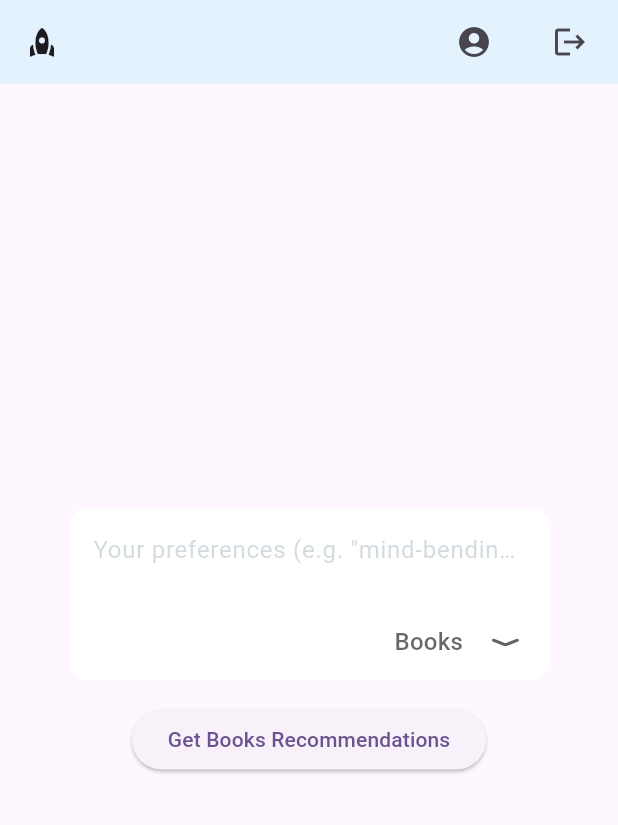
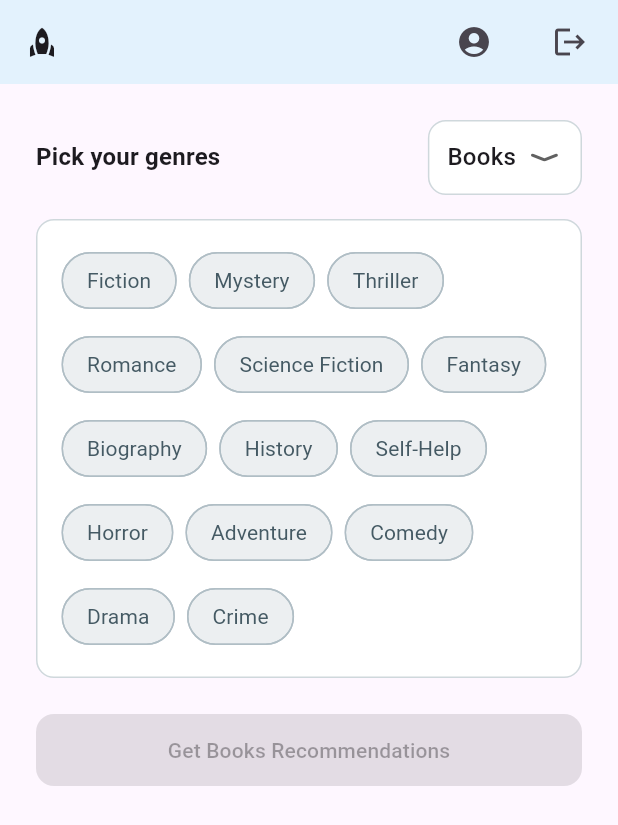
Before and after one commit to editorbot/Book_Recomm, a Flutter app: the screen it shows after launch, on a phone screen of 412 x 824 dp. Shown: the top 825 px of the screen. Run offline on Flutter 3.47's test engine with Material 3 defaults, Android fonts, the phone set to English and light mode, and no system bars; our stand-ins replace flutter_spinkit.

Commit message:
first commit

```diff
--- a/lib/main.dart
+++ b/lib/main.dart
@@ -1,5 +1,6 @@
 import 'package:aws_book/screens/main_screen.dart';
 import 'package:aws_book/screens/main_screen2.dart';
+import 'package:aws_book/screens/main_screen3.dart';
 import 'package:flutter/material.dart';
 
 void main() {
@@ -32,7 +33,7 @@ class MyApp extends StatelessWidget {
         // tested with just a hot reload.
         colorScheme: .fromSeed(seedColor: Colors.deepPurple),
       ),
-      home: MainScreen(type: 'Books'),
+      home: RecScreen(type: 'Books'),
       debugShowCheckedModeBanner: false,
     );
   }
--- /dev/null
+++ b/lib/screens/main_screen3.dart
@@ -0,0 +1,366 @@
+import 'package:aws_book/models/recommendation.dart';
+import 'package:aws_book/services/recommendation_service.dart';
+import 'package:flutter/cupertino.dart';
+import 'package:flutter/material.dart';
+import 'package:flutter_spinkit/flutter_spinkit.dart';
+
+class RecScreen extends StatefulWidget {
+  final String type; // 'Books' or 'Movies'
+
+  const RecScreen({super.key, required this.type});
+
+  @override
+  State<RecScreen> createState() => _RecScreenState();
+}
+
+class _RecScreenState extends State<RecScreen> {
+  final _service = RecommendationService();
+  List<Recommendation> _recommendations = [];
+  bool _isLoading = false;
+  String? _error;
+  late String _selectedType;
+  final Set<String> _selectedGenres = {};
+
+  static const List<String> _movieGenres = [
+    'Action',
+    'Adventure',
+    'Animation',
+    'Comedy',
+    'Crime',
+    'Documentary',
+    'Drama',
+    'Family',
+    'Fantasy',
+    'History',
+    'Horror',
+    'Music',
+    'Mystery',
+    'Romance',
+    'Science Fiction',
+    'Thriller',
+  ];
+
+  static const List<String> _bookGenres = [
+    'Fiction',
+    'Mystery',
+    'Thriller',
+    'Romance',
+    'Science Fiction',
+    'Fantasy',
+    'Biography',
+    'History',
+    'Self-Help',
+    'Horror',
+    'Adventure',
+    'Comedy',
+    'Drama',
+    'Crime',
+  ];
+
+  List<String> get _currentGenres =>
+      _selectedType == 'Books' ? _bookGenres : _movieGenres;
+
+  @override
+  void initState() {
+    super.initState();
+    _selectedType = widget.type;
+  }
+
+  Future<void> _getRecommendations() async {
+    if (_selectedGenres.isEmpty) return;
+
+    setState(() {
+      _isLoading = true;
+      _error = null;
+    });
+
+    try {
+      // Join selected chips into a plain text string for Lambda/Comprehend
+      final preferencesText = _selectedGenres.join(' ');
+
+      final results = await _service.getRecommendations(
+        preferences: preferencesText,
+        type: _selectedType.toLowerCase(),
+      );
+      setState(() {
+        _recommendations = results;
+      });
+    } catch (e) {
+      setState(() {
+        _error = e.toString();
+      });
+    } finally {
+      setState(() => _isLoading = false);
+    }
+  }
+
+  @override
+  Widget build(BuildContext context) {
+    return Scaffold(
+      appBar: AppBar(
+        backgroundColor: Colors.blue.shade50,
+        leading: IconButton(
+          onPressed: () {},
+          icon: const Icon(Icons.rocket),
+        ),
+        actions: [
+          Padding(
+            padding: const EdgeInsets.all(8.0),
+            child: IconButton(
+              onPressed: () {},
+              icon: const Icon(Icons.account_circle),
+            ),
+          ),
+          Padding(
+            padding: const EdgeInsets.all(8.0),
+            child: IconButton(
+              onPressed: () {},
+              icon: const Icon(Icons.logout),
+            ),
+          ),
+        ],
+      ),
+      body: Padding(
+        padding: const EdgeInsets.symmetric(horizontal: 24),
+        child: Column(
+          crossAxisAlignment: CrossAxisAlignment.start,
+          children: [
+            const SizedBox(height: 24),
+
+            // ── Type selector + label row ──────────────────────────────
+            Row(
+              mainAxisAlignment: MainAxisAlignment.spaceBetween,
+              children: [
+                Text(
+                  'Pick your genres',
+                  style: Theme.of(context).textTheme.titleMedium?.copyWith(
+                    fontWeight: FontWeight.bold,
+                  ),
+                ),
+                Container(
+                  padding: const EdgeInsets.symmetric(horizontal: 12),
+                  decoration: BoxDecoration(
+                    color: Colors.white,
+                    borderRadius: BorderRadius.circular(12),
+                    border: Border.all(color: Colors.blueGrey.shade100),
+                  ),
+                  child: DropdownButtonHideUnderline(
+                    child: DropdownButton<String>(
+                      value: _selectedType,
+                      icon: const Icon(CupertinoIcons.chevron_compact_down),
+                      items: const [
+                        DropdownMenuItem(value: 'Books', child: Text('Books')),
+                        DropdownMenuItem(
+                            value: 'Movies', child: Text('Movies')),
+                      ],
+                      onChanged: (value) {
+                        if (value != null) {
+                          setState(() {
+                            _selectedType = value;
+                            _selectedGenres.clear();
+                            _recommendations = [];
+                            _error = null;
+                          });
+                        }
+                      },
+                    ),
+                  ),
+                ),
+              ],
+            ),
+
+            const SizedBox(height: 16),
+
+            // ── Genre chips ────────────────────────────────────────────
+            Container(
+              width: double.infinity,
+              padding: const EdgeInsets.all(16),
+              decoration: BoxDecoration(
+                color: Colors.white,
+                borderRadius: BorderRadius.circular(12),
+                border: Border.all(color: Colors.blueGrey.shade100),
+              ),
+              child: Wrap(
+                spacing: 8,
+                runSpacing: 8,
+                children: _currentGenres.map((genre) {
+                  final isSelected = _selectedGenres.contains(genre);
+                  return FilterChip(
+                    label: Text(genre),
+                    selected: isSelected,
+                    onSelected: (selected) {
+                      setState(() {
+                        if (selected) {
+                          _selectedGenres.add(genre);
+                        } else {
+                          _selectedGenres.remove(genre);
+                        }
+                      });
+                    },
+                    selectedColor: Colors.blue.shade100,
+                    checkmarkColor: Colors.blue.shade700,
+                    labelStyle: TextStyle(
+                      color: isSelected
+                          ? Colors.blue.shade700
+                          : Colors.blueGrey.shade700,
+                      fontWeight: isSelected
+                          ? FontWeight.bold
+                          : FontWeight.normal,
+                    ),
+                    backgroundColor: Colors.blueGrey.shade50,
+                    shape: RoundedRectangleBorder(
+                      borderRadius: BorderRadius.circular(20),
+                      side: BorderSide(
+                        color: isSelected
+                            ? Colors.blue.shade300
+                            : Colors.blueGrey.shade200,
+                      ),
+                    ),
+                  );
+                }).toList(),
+              ),
+            ),
+
+            const SizedBox(height: 8),
+
+            // ── Selected count hint ────────────────────────────────────
+            if (_selectedGenres.isNotEmpty)
+              Padding(
+                padding: const EdgeInsets.only(left: 4),
+                child: Text(
+                  '${_selectedGenres.length} genre${_selectedGenres.length > 1 ? 's' : ''} selected',
+                  style: TextStyle(
+                    fontSize: 12,
+                    color: Colors.blueGrey.shade400,
+                  ),
+                ),
+              ),
+
+            const SizedBox(height: 16),
+
+            // ── Get Recommendations button ─────────────────────────────
+            SizedBox(
+              width: double.infinity,
+              child: ElevatedButton(
+                onPressed: (_isLoading || _selectedGenres.isEmpty)
+                    ? null
+                    : _getRecommendations,
+                style: ElevatedButton.styleFrom(
+                  padding: const EdgeInsets.symmetric(vertical: 14),
+                  shape: RoundedRectangleBorder(
+                    borderRadius: BorderRadius.circular(12),
+                  ),
+                ),
+                child: Text('Get $_selectedType Recommendations'),
+              ),
+            ),
+
+            const SizedBox(height: 24),
+
+            // ── Loading / Error / Results ──────────────────────────────
+            if (_isLoading)
+              const Center(
+                child: SpinKitFadingCircle(color: Colors.blue, size: 50.0),
+              ),
+
+            if (_error != null)
+              Text(_error!, style: const TextStyle(color: Colors.red)),
+
+            if (_recommendations.isNotEmpty)
+              Expanded(
+                child: ListView.builder(
+                  itemCount: _recommendations.length,
+                  itemBuilder: (context, index) {
+                    final rec = _recommendations[index];
+                    return Card(
+                      margin: const EdgeInsets.only(bottom: 12),
+                      child: Padding(
+                        padding: const EdgeInsets.all(16.0),
+                        child: Column(
+                          crossAxisAlignment: CrossAxisAlignment.start,
+                          children: [
+                            if (rec.posterPath != null &&
+                                rec.posterPath!.isNotEmpty)
+                              ClipRRect(
+                                borderRadius: BorderRadius.circular(8),
+                                child: Align(
+                                  alignment: Alignment.center,
+                                  child: Image.network(
+                                    _selectedType == 'Books'
+                                        ? rec.posterPath!
+                                        : 'https://image.tmdb.org/t/p/w342${rec.posterPath}',
+                                    width: 100,
+                                    height: 150,
+                                    fit: BoxFit.cover,
+                                    errorBuilder:
+                                        (context, error, stackTrace) => Icon(
+                                      _selectedType == 'Books'
+                                          ? Icons.book
+                                          : Icons.movie,
+                                      size: 100,
+                                    ),
+                                  ),
+                                ),
+                              )
+                            else
+                              const SizedBox(
+                                width: 100,
+                                height: 150,
+                                child: Icon(Icons.movie,
+                                    size: 80, color: Colors.grey),
+                              ),
+                            const SizedBox(height: 12),
+                            Text(
+                              rec.title,
+                              style: Theme.of(context).textTheme.titleLarge,
+                            ),
+                            if (rec.authorOrDirector != null) ...[
+                              const SizedBox(height: 4),
+                              Text(
+                                _selectedType == 'Books'
+                                    ? 'Author: ${rec.authorOrDirector}'
+                                    : 'Director: ${rec.authorOrDirector}',
+                                style: Theme.of(context)
+                                    .textTheme
+                                    .titleMedium
+                                    ?.copyWith(color: Colors.grey[700]),
+                              ),
+                            ],
+                            const SizedBox(height: 8),
+                            Text(
+                              rec.summaryOrPlot,
+                              style: Theme.of(context).textTheme.bodyMedium,
+                            ),
+                            const SizedBox(height: 8),
+                            Text(
+                              'Match Score: ${rec.matchScore}',
+                              style: const TextStyle(
+                                  fontWeight: FontWeight.bold,
+                                  color: Colors.green),
+                            ),
+                            if (rec.genres != null &&
+                                rec.genres!.isNotEmpty) ...[
+                              const SizedBox(height: 8),
+                              Wrap(
+                                spacing: 8,
+                                children: rec.genres!
+                                    .map((g) => Chip(
+                                  label: Text(g),
+                                  backgroundColor: Colors.blue[100],
+                                ))
+                                    .toList(),
+                              ),
+                            ],
+                          ],
+                        ),
+                      ),
+                    );
+                  },
+                ),
+              ),
+          ],
+        ),
+      ),
+    );
+  }
+}
```
